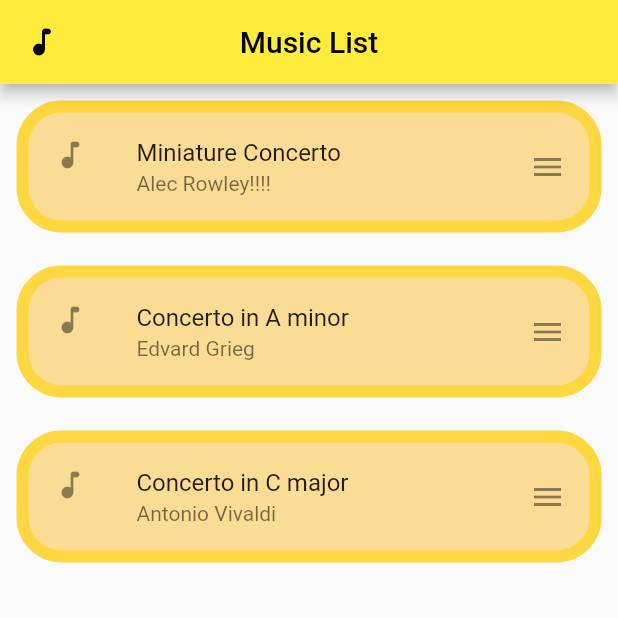
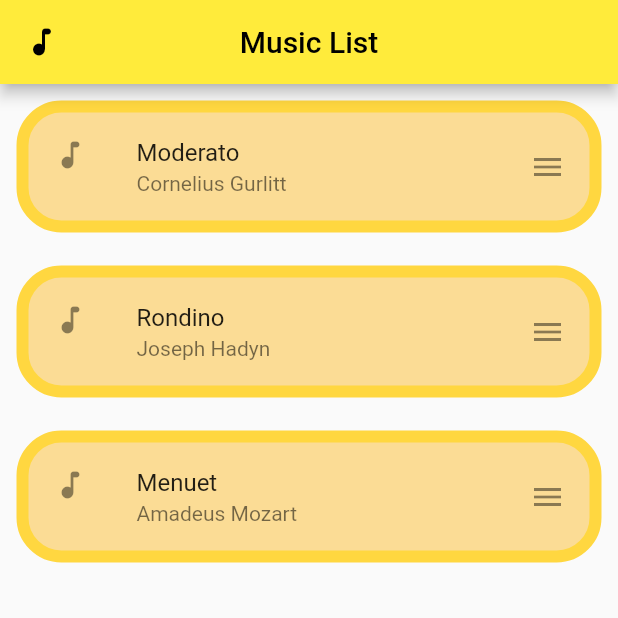
Before and after one commit to iamEmmaWang/piano_buddy, a Flutter app: the screen it shows after launch, on a phone screen of 412 x 824 dp, the top half of it. Run offline on Flutter 3.47's test engine with Material 2 defaults, Android fonts, the phone set to English and light mode, and no system bars; our stand-ins replace assets_audio_player; missing offline and left inert: internet_file, pdfx.

Commit message:
Rewrote song code to play only URLs + Main Audio Player
- songs are built using URL download links
- UI partially streamlined
- created main audio player to ensure audio leakage does not occur

```diff
--- a/lib/Models/Mode.dart
+++ /dev/null
@@ -1,10 +0,0 @@
-
-class Mode {
-  String modeVal;
-  String pianoPlay;
-  String audioPath;
-  String pages;
-
-  Mode({required this.modeVal, required this.pianoPlay, required this.audioPath, required this.pages});
-
-}
--- a/lib/Models/Song.dart
+++ b/lib/Models/Song.dart
@@ -1,29 +1,86 @@
+enum PianoPlay {primo, secondo, both}
 
+/// given a value of PianoPlay (primo, secondo, or both), returns a display string.
+String pianoPlayString(PianoPlay p)
+{
+  switch (p)
+  {
+    case PianoPlay.primo: return "primo";
+    case PianoPlay.secondo: return "secondo";
+    case PianoPlay.both: return "both";
+  }
+}
 
-/*
-* This file is the model for Song
-* Song so far will have songName, artist
-* */
-import 'Mode.dart';
+class Mode {
+  PianoPlay piano;
+  String pdfLink;
+  String audioLink;
+
+  Mode({required this.piano, required this.pdfLink, required this.audioLink});
+}
+
 class Song{
   String songName;
   String composer;
   List<Mode> modes;
 
+  Song({required this.songName, required this.composer, required this.modes});
 
-  static List<Song> getSongs() {
-    return [
-      Song(songName: "Miniature Concerto", composer: "Alec Rowley!!!!", modes: [Mode(modeVal: "1", pianoPlay: "Piano 1", audioPath: "song_files/baby_shark.mp3", pages: '/Users/narine/Documents/GitHub/piano_buddy/song_files/MinCo/twipdf.pdf'),
-        Mode(modeVal: "2", pianoPlay: "Piano 2", audioPath: "song_files/MinCo/MinCo_Mvv1_Pn2.mp3", pages: ''),
-        Mode(modeVal: "3", pianoPlay: "Both", audioPath: "", pages: '')]
+  /// Creates a song object automatically given the song name, composer, 3 PDF links, and 3 audio links.
+  /// Links provided should be download URLs for the respective files.
+  static Song fromLinks({required String songName, required String composer, required String primoPDF, required String primoAudio, required String secondoPDF, required String secondoAudio, required String bothPDF, required String bothAudio})
+  {
+    Song s = Song(songName: songName, composer: composer, modes: []);
+    s.modes = [
+      Mode(
+        piano: PianoPlay.primo,
+        pdfLink: primoPDF,
+        audioLink: primoAudio
       ),
-      Song(songName: "Concerto in A minor", composer: "Edvard Grieg", modes: [Mode(modeVal: "1", pianoPlay: "Piano 1", audioPath: "song_files/baby_shark.mp3", pages: ''),
-        Mode(modeVal: "2", pianoPlay: "Piano 2", audioPath: "song_files/baby_shark.mp3", pages: ''),
-        Mode(modeVal: "3", pianoPlay: "Both", audioPath: "", pages: '')]),
-      Song(songName: "Concerto in C major", composer: "Antonio Vivaldi", modes: [Mode(modeVal: "1", pianoPlay: "Piano 1", audioPath: "song_files/baby_shark.mp3", pages: ''),
-        Mode(modeVal: "2", pianoPlay: "Piano 2", audioPath: "song_files/baby_shark.mp3", pages: ''),
-        Mode(modeVal: "3", pianoPlay: "Both", audioPath: "song_files/emodam.mp3", pages: '')]),
+      Mode(
+        piano: PianoPlay.secondo,
+        pdfLink: secondoPDF,
+        audioLink: secondoAudio
+      ),
+      Mode(
+        piano: PianoPlay.both,
+        pdfLink: bothPDF,
+        audioLink: bothAudio
+      ),
     ];
+    return s;
   }
-  Song({required this.songName, required this.composer, required this.modes});
 }
+
+Map<String, Song> songDictionary = {
+  "Moderato": Song.fromLinks(
+      songName: "Moderato",
+      composer: "Cornelius Gurlitt",
+      primoPDF: "https://www.free-scores.com/PDF_EN/gurlitt-cornelius-moderato-183875.pdf",
+      primoAudio: "https://www.free-scores.com/MP3SUPT/gurlitt-cornelius-moderato-9646-183875.mp3",
+      secondoPDF: "https://www.free-scores.com/PDF_EN/gurlitt-cornelius-moderato-183875.pdf",
+      secondoAudio: "https://www.free-scores.com/MP3SUPT/gurlitt-cornelius-moderato-2967-183875.mp3",
+      bothPDF: "https://www.free-scores.com/PDF_EN/gurlitt-cornelius-moderato-183875.pdf",
+      bothAudio: "https://www.free-scores.com/MP3T/gurlitt-cornelius-moderato-183875.mp3"
+  ),
+  "Rondino": Song.fromLinks(
+      songName: "Rondino",
+      composer: "Joseph Hadyn",
+      primoPDF: "https://www.free-scores.com/PDFSUP_EN/haydn-joseph-rondino-primo-7237-181025.pdf",
+      primoAudio: "https://www.free-scores.com/MP3SUPT/haydn-joseph-rondino-8534-181025.mp3",
+      secondoPDF: "https://www.free-scores.com/PDFSUP_EN/haydn-joseph-rondino-secondo-6239-181025.pdf",
+      secondoAudio: "https://www.free-scores.com/MP3SUPT/haydn-joseph-rondino-4007-181025.mp3",
+      bothPDF: "https://www.free-scores.com/PDF_EN/haydn-joseph-rondino-181025-684.pdf",
+      bothAudio: "https://www.free-scores.com/MP3T/haydn-joseph-rondino-181025-684.mp3"
+  ),
+  "Menuet": Song.fromLinks(
+      songName: "Menuet",
+      composer: "Amadeus Mozart",
+      primoPDF: "https://www.free-scores.com/PDFSUP_EN/mozart-wolfgang-amadeus-menuet-primo-3218-180183.pdf",
+      primoAudio: "https://www.free-scores.com/MP3SUPT/mozart-wolfgang-amadeus-menuet-3256-180183.mp3",
+      secondoPDF: "https://www.free-scores.com/PDFSUP_EN/mozart-wolfgang-amadeus-menuet-secondo-3623-180183.pdf",
+      secondoAudio: "https://www.free-scores.com/MP3SUPT/mozart-wolfgang-amadeus-menuet-950-180183.mp3",
+      bothPDF: "https://www.free-scores.com/PDF_EN/mozart-wolfgang-amadeus-menuet-180183.pdf",
+      bothAudio: "https://www.free-scores.com/MP3T/mozart-wolfgang-amadeus-menuet-180183.mp3"
+  ),
+};
--- a/lib/Pages/MusicList.dart
+++ b/lib/Pages/MusicList.dart
@@ -11,21 +11,20 @@ class MusicList extends StatefulWidget {
   State<MusicList> createState() => _MusicListState();
 }
 
+class _MusicListState extends State<MusicList> {
 
-
-class _MusicListState extends State<MusicList> {
-  /*Song miniConcerto = Song(songName: "Miniature Concerto", composer: "Alec Rowley!!!!"); */
-  List<Song> songList = Song.getSongs();
   @override
   Widget build(BuildContext context) {
     return Scaffold(
       appBar: AppBar(
         centerTitle: true,
-        leading: Icon(Icons.music_note_rounded),
+        leading: const Icon(Icons.music_note_rounded),
         title: const Text("Music List"),
         shadowColor: Theme.of(context).colorScheme.shadow,
       ),
-      body: ListView.builder(itemBuilder: (BuildContext context, int index){
+      body: ListView.builder(
+          itemCount: songDictionary.length,
+          itemBuilder: (BuildContext context, int index){
             return Padding(
               padding: const EdgeInsets.all(11),
               child: Container(
@@ -36,18 +35,19 @@ class _MusicListState extends State<MusicList> {
                 ),
                 child: ListTile(
                   leading: const Icon(Icons.music_note_rounded),
-              title: Text(songList[index].songName),
-              subtitle: Text(songList[index].composer),
+                  title: Text(songDictionary.entries.elementAt(index).value.songName),
+                  subtitle: Text(songDictionary.entries.elementAt(index).value.composer),
                   trailing: const Icon(Icons.menu),
                   onTap: (){
                     Navigator.push(
-                  context, MaterialPageRoute(builder: (context)=>PlayerModes(data: songList[index]))
+                      context, MaterialPageRoute(builder: (context)=>PlayerModes(song: songDictionary.entries.elementAt(index).value))
                     );
                   },
                 ),
               ),
             );
-      }, itemCount: songList.length)
+          }
+        )
     );
   }
 }
--- a/lib/main.dart
+++ b/lib/main.dart
@@ -1,10 +1,6 @@
+import 'package:assets_audio_player/assets_audio_player.dart';
 import 'package:flutter/material.dart';
-import 'package:piano_buddy/Pages/MusicList.dart';
 import 'package:piano_buddy/Pages/Splash.dart';
-
-
-
-
 
 void main() {
   runApp(const MyApp());
--- a/pubspec.yaml
+++ b/pubspec.yaml
@@ -36,9 +36,9 @@ dependencies:
   # The following adds the Cupertino Icons font to your application.
   # Use with the CupertinoIcons class for iOS style icons.
   cupertino_icons: ^1.0.2
-  assets_audio_player: ^3.0.0
-  flutter_pdfview: ^1.2.1
-  advance_pdf_viewer: ^2.0.1
+  assets_audio_player: ^3.0.5
+  pdfx:
+  internet_file:
 
 
 dev_dependencies:
```
Also changed, not shown: lib/MainPlayer.dart (added, +39 -0 lines), lib/Pages/PlayerModes.dart (+12 -7 lines), lib/Pages/SongPlayer.dart (+28 -37 lines), pubspec.lock, 1 other file. Lines whose indentation alone changed are shown as unchanged.
